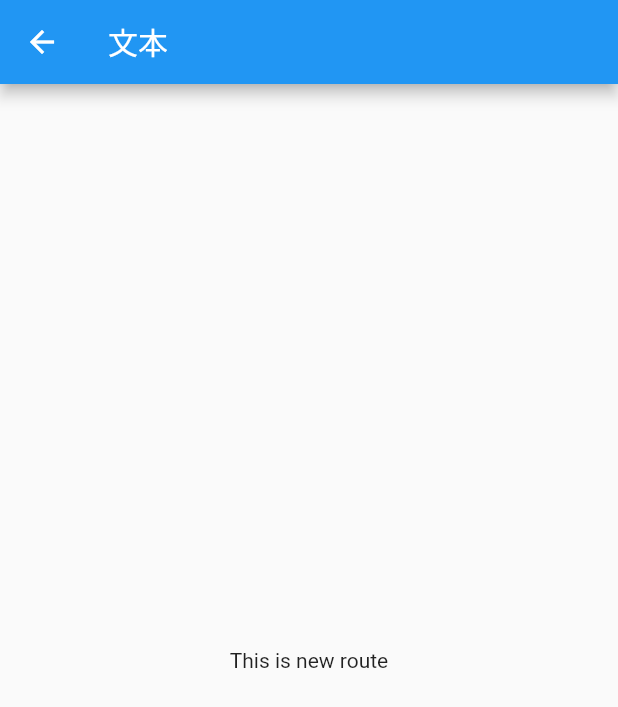
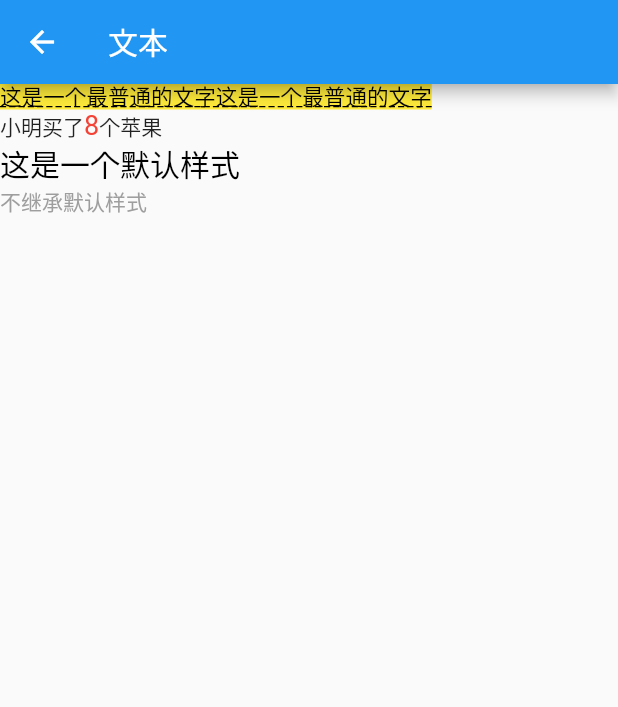
Before and after one commit to doomiracle/study_flutter, a Flutter app: the screen it shows after launch, after a tap on "文本", on a phone screen of 412 x 824 dp. Shown: the top 707 px of the screen. Run offline on Flutter 3.47's test engine with Material 2 defaults, Android fonts, the phone set to English and light mode, and no system bars.

Commit message:
Text简单介绍

```diff
--- a/lib/main.dart
+++ b/lib/main.dart
@@ -3,6 +3,7 @@ import 'package:study_flutter/widgets/base/ButtonPage.dart';
 import 'package:study_flutter/widgets/base/TextPage.dart';
 
 void main() {
+  // 入口方法
   runApp(MyApp());
 }
 
@@ -30,6 +31,19 @@ class MyHomePage extends StatefulWidget {
 }
 
 class _MyHomePageState extends State<MyHomePage> {
+
+  /// 导航到一个新界面
+  void navigatorPush(BuildContext context, Widget widget) {
+    Navigator.push(context, MaterialPageRoute(builder: (context) {
+      return widget;
+    }));
+  }
+
+  /// 弹出当前栈顶页面
+  void navigatorPop(BuildContext context) {
+    Navigator.pop(context);
+  }
+
   @override
   Widget build(BuildContext context) {
     return Scaffold(
@@ -42,22 +56,14 @@ class _MyHomePageState extends State<MyHomePage> {
           children: <Widget>[
             TextButton(
               child: Text('文本'),
-              onPressed: () {
-                Navigator.push(context, MaterialPageRoute(builder: (context) {
-                  return TextPage();
-                }));
-              },
+              onPressed: () => navigatorPush(context, TextPage()),
               style: ButtonStyle(
                 textStyle: MaterialStateProperty.all(TextStyle(fontSize: 20)),
               ),
             ),
             TextButton(
               child: Text('按钮'),
-              onPressed: () {
-                Navigator.push(context, MaterialPageRoute(builder: (context) {
-                  return ButtonPage();
-                }));
-              },
+              onPressed: () => navigatorPush(context, ButtonPage()),
               style: ButtonStyle(
                 textStyle: MaterialStateProperty.all(TextStyle(fontSize: 20)),
               ),
--- a/lib/widgets/base/TextPage.dart
+++ b/lib/widgets/base/TextPage.dart
@@ -8,9 +8,77 @@ class TextPage extends StatelessWidget {
       appBar: AppBar(
         title: Text("文本"),
       ),
-      body: Center(
-        child: Text("This is new route"),
+      body: Column(
+        crossAxisAlignment: CrossAxisAlignment.start,
+        children: [Text1(), TextRich1(), DefaultTextStyle1()],
       ),
     );
   }
 }
+
+/// 文字常用属性
+/// textAlign 文本对齐方式；对齐的参考系是Text本身，如果本身就是不满一行的，居中居右是没有意义的
+/// maxLines  最大行数；默认情况下，文本是自动折行的
+/// overflow  超长的内容显示方式；常与maxLines配合使用
+/// textScaleFactor 相对于当前字体大小的缩放因子；默认1.0
+/// style 文本风格；TextStyle
+///                 color 文本颜色
+///                 fontSize  字体大小
+///                 height  行高；它并不是一个绝对值，而是一个因子，具体的行高等于 fontSize * height
+///                 background  背景
+///                 decoration  装饰
+///                 decorationStyle  装饰风格
+class Text1 extends StatelessWidget {
+  @override
+  Widget build(BuildContext context) {
+    return Text(
+      "这是一个最普通的文字" * 2, // 文字内容
+      textAlign: TextAlign.left,
+      maxLines: 2,
+      overflow: TextOverflow.ellipsis,
+      textScaleFactor: 0.8,
+      style: TextStyle(
+          color: Colors.black,
+          fontSize: 18.0,
+          height: 1.2,
+          background: new Paint()..color = Colors.yellow,
+          decoration: TextDecoration.underline,
+          decorationStyle: TextDecorationStyle.dashed),
+    );
+  }
+}
+
+/// 富文本
+/// TextSpan 表示文本片段，一个片段可以包含多个其它的片段
+class TextRich1 extends StatelessWidget {
+  @override
+  Widget build(BuildContext context) {
+    return Text.rich(TextSpan(children: [
+      TextSpan(text: "小明买了"),
+      TextSpan(text: "8", style: TextStyle(color: Colors.red, fontSize: 18.0)),
+      TextSpan(text: "个苹果"),
+    ]));
+  }
+}
+
+/// 默认样式
+/// 当很多Text拥有相同的TextStyle时，可以用一个DefaultTextStyle包裹起来，给子节点设置相同的TextStyle
+class DefaultTextStyle1 extends StatelessWidget {
+  @override
+  Widget build(BuildContext context) {
+    return DefaultTextStyle(
+        style: TextStyle(color: Colors.black, fontSize: 20.0),
+        child: Column(
+          crossAxisAlignment: CrossAxisAlignment.start,
+          children: [
+            Text("这是一个默认样式"),
+            Text(
+              "不继承默认样式",
+              style: TextStyle(
+                  inherit: false, // 不继承默认样式
+                  color: Colors.grey),
+            )
+          ],
+        ));
+  }
+}
```
Also changed, not shown: pubspec.lock, 1 other file.
